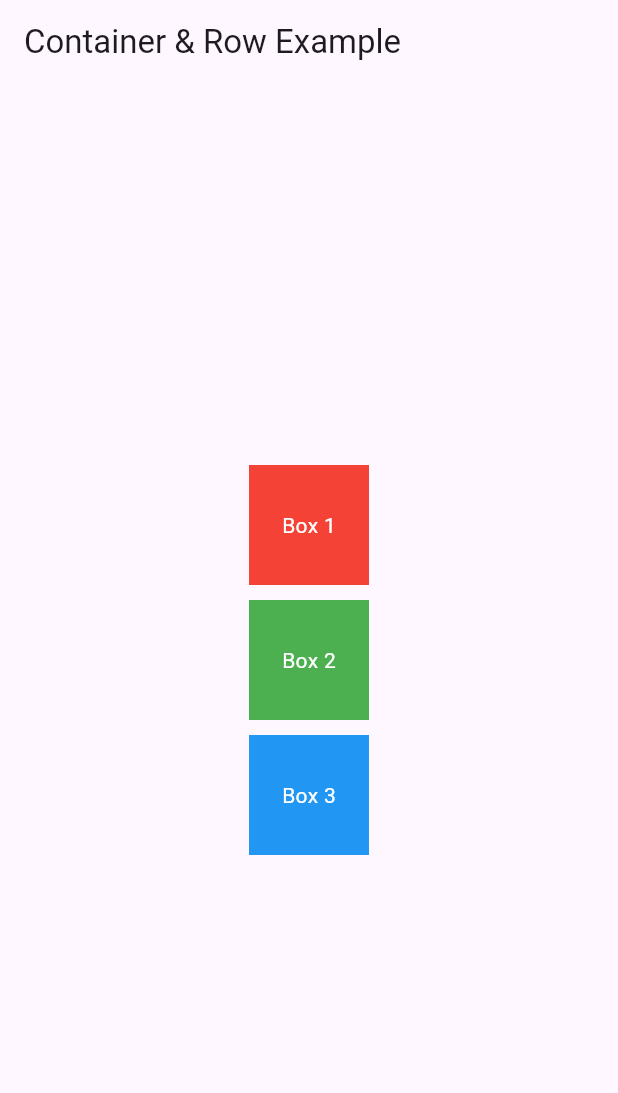
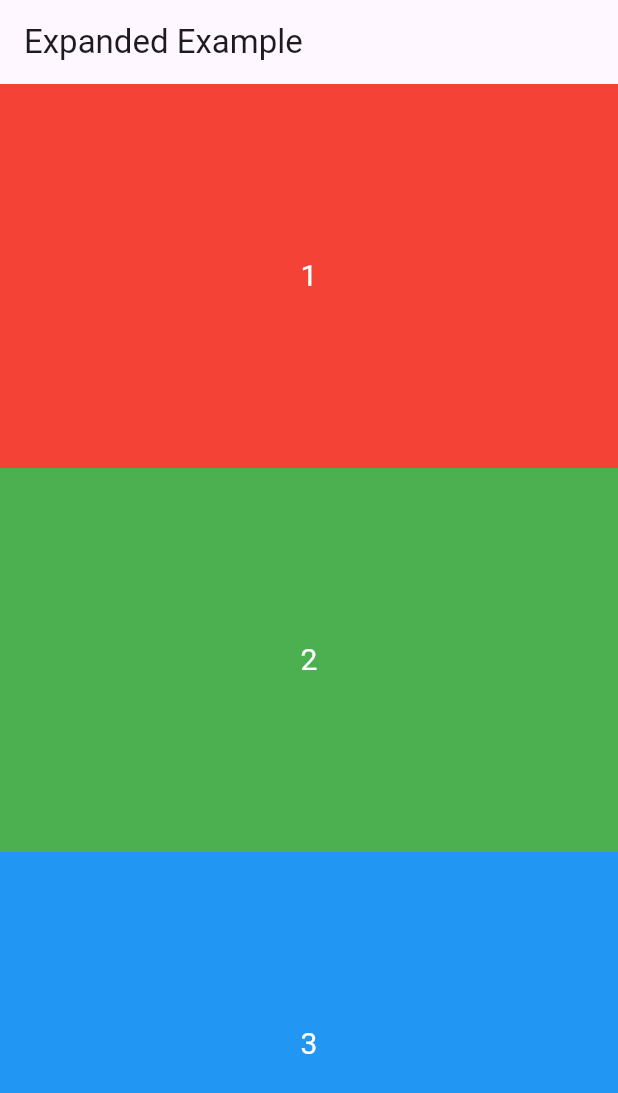
Before and after one commit to sahebbali/Flutter, a Flutter app: the screen it shows after launch, on a phone screen of 412 x 824 dp. Shown: the top 1093 px of the screen. Run offline on Flutter 3.47's test engine with Material 3 defaults, Android fonts, the phone set to English and light mode, and no system bars.

Commit message:
add expanded

```diff
--- a/lib/main.dart
+++ b/lib/main.dart
@@ -8,36 +8,44 @@ class MyApp extends StatelessWidget {
     return MaterialApp(
       debugShowCheckedModeBanner: false,
       home: Scaffold(
-        appBar: AppBar(title: Text('Container & Row Example')),
+        appBar: AppBar(title: Text('Expanded Example')),
         body: Center(
           child: Column(
-            mainAxisAlignment:
-                MainAxisAlignment.center, // Align items in center horizontally
             children: [
-              Container(
-                width: 80,
-                height: 80,
+              Expanded(
+                child: Container(
+                  height: 100,
                   color: Colors.red,
                   child: Center(
-                  child: Text('Box 1', style: TextStyle(color: Colors.white)),
+                    child: Text(
+                      '1',
+                      style: TextStyle(color: Colors.white, fontSize: 20),
                     ),
                   ),
-              SizedBox(width: 10, height: 10), // space between boxes
-              Container(
-                width: 80,
-                height: 80,
+                ),
+              ),
+              Expanded(
+                child: Container(
+                  height: 100,
                   color: Colors.green,
                   child: Center(
-                  child: Text('Box 2', style: TextStyle(color: Colors.white)),
+                    child: Text(
+                      '2',
+                      style: TextStyle(color: Colors.white, fontSize: 20),
                     ),
                   ),
-              SizedBox(width: 10, height: 10),
-              Container(
-                width: 80,
-                height: 80,
+                ),
+              ),
+              Expanded(
+                child: Container(
+                  height: 100,
                   color: Colors.blue,
                   child: Center(
-                  child: Text('Box 3', style: TextStyle(color: Colors.white)),
+                    child: Text(
+                      '3',
+                      style: TextStyle(color: Colors.white, fontSize: 20),
+                    ),
+                  ),
                 ),
               ),
             ],
```
Lines whose indentation alone changed are shown as unchanged.
